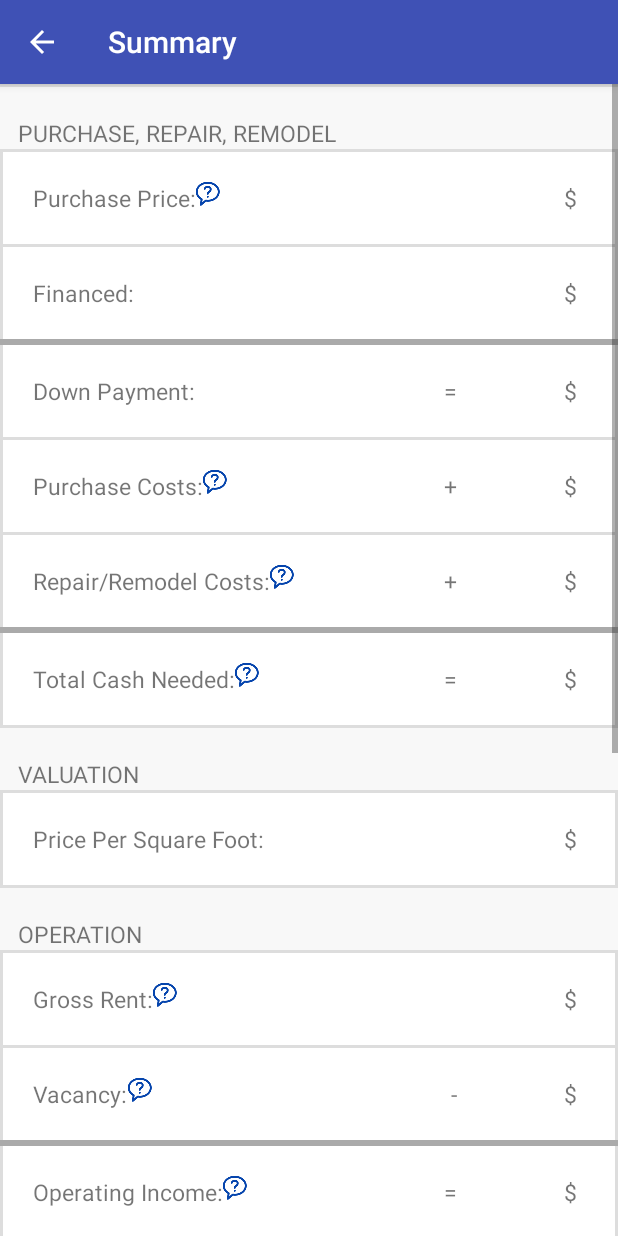
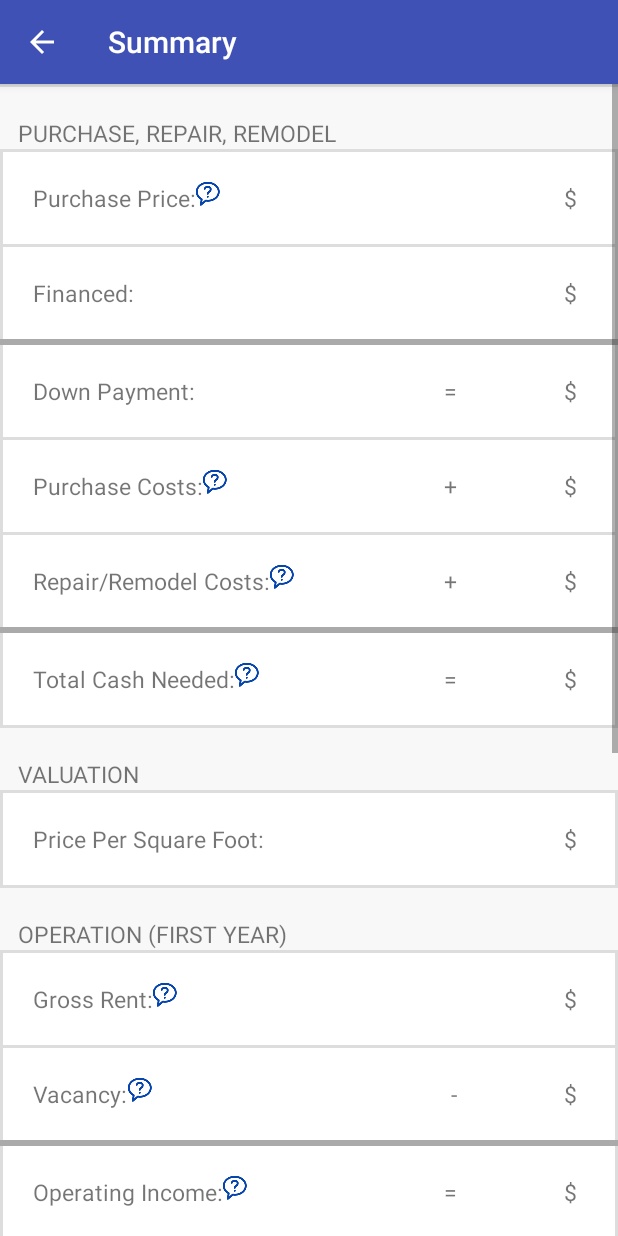
Before and after one commit to brarcher/rental-calc, an Android app: the PropertySummaryActivity screen opened directly, with no data from a screen before it, on a phone screen of 412 x 824 dp. Run offline under Robolectric (Android 15) with nearby library versions, the phone set to English and light mode, and no system bars; 1 statement that could not run was skipped.

Commit message:
Mention year values in summary activity
The summary really shows the result after the first year.
Because of this, the cash flow calculations are now shown
as a yearly value.

```diff
--- a/app/src/main/res/layout/property_summary_layout.xml
+++ b/app/src/main/res/layout/property_summary_layout.xml
@@ -682,7 +682,7 @@
                         android:paddingRight="@dimen/titlePaddingHorizontal"
                         android:paddingStart="@dimen/titlePaddingHorizontal"
                         android:paddingTop="@dimen/titlePaddingTop"
-                        android:text="@string/operationTitle"
+                        android:text="@string/operationFirstYearTitle"
                         android:textSize="@dimen/inputTitleSize"
                         android:layout_width="match_parent"
                         android:layout_height="wrap_content"/>
--- a/app/src/main/res/values/strings.xml
+++ b/app/src/main/res/values/strings.xml
@@ -108,6 +108,7 @@
     <string name="totalCashNeededField">Total Cash Needed:</string>
     <string name="valuationTitle">VALUATION</string>
     <string name="pricePerSquareFootField">Price Per Square Foot:</string>
+    <string name="operationFirstYearTitle">OPERATION (FIRST YEAR)</string>
     <string name="operationTitle">OPERATION</string>
     <string name="operatingIncomeField">Operating Income:</string>
     <string name="operatingExpensesField">Operating Expenses:</string>
```
Also changed, not shown: app/src/main/java/protect/rentalcalc/PropertySummaryActivity.java (+7 -11 lines), 1 other file.
